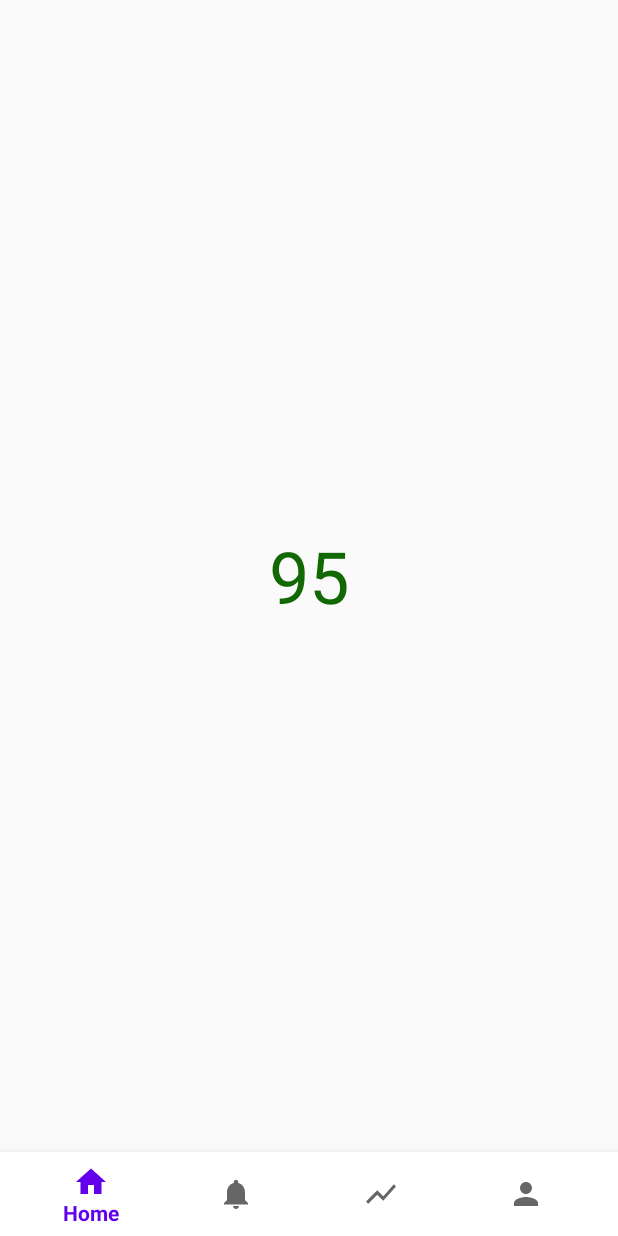
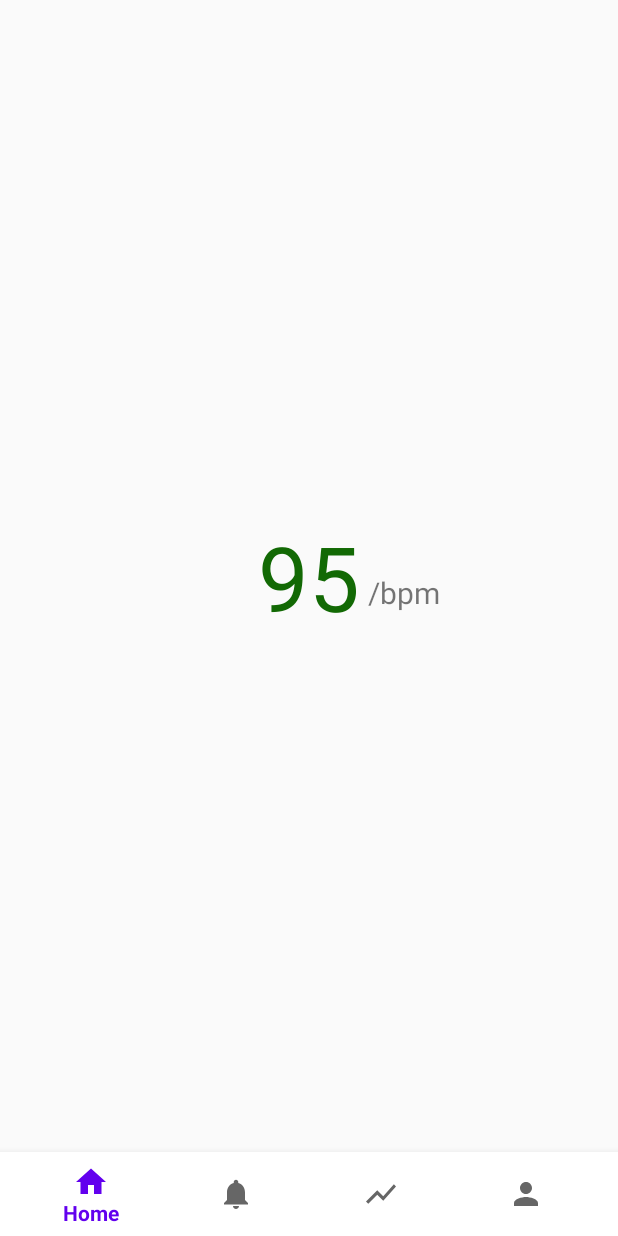
Before and after one commit to norawennerstrom/PupPulse, an Android app: the screen it shows after launch (MainActivity), on a phone screen of 412 x 824 dp. Run offline under Robolectric (Android 15) with nearby library versions, the phone set to English and light mode, and no system bars; libraries missing offline, so code that uses them is left out: com.github.mikephil.charting.

Commit message:
modified HomeFragment.java and colors.xml

```diff
--- a/app/src/main/res/layout/fragment_home.xml
+++ b/app/src/main/res/layout/fragment_home.xml
@@ -1,6 +1,8 @@
 <?xml version="1.0" encoding="utf-8"?>
-<RelativeLayout xmlns:android="http://schemas.android.com/apk/res/android"
+<androidx.constraintlayout.widget.ConstraintLayout xmlns:android="http://schemas.android.com/apk/res/android"
+    xmlns:app="http://schemas.android.com/apk/res-auto"
     xmlns:tools="http://schemas.android.com/tools"
+    android:id="@+id/relativeLayout"
     android:layout_width="match_parent"
     android:layout_height="match_parent"
     tools:context=".HomeFragment">
@@ -11,6 +13,22 @@
         android:layout_height="wrap_content"
         android:layout_centerInParent="true"
         android:text="@string/noPulseInput"
-        android:textSize="48sp" />
+        android:textSize="60sp"
+        app:layout_constraintBottom_toBottomOf="parent"
+        app:layout_constraintEnd_toEndOf="parent"
+        app:layout_constraintStart_toStartOf="parent"
+        app:layout_constraintTop_toTopOf="parent" />
 
-    </RelativeLayout>
+    <TextView
+        android:id="@+id/bpm"
+        android:layout_width="wrap_content"
+        android:layout_height="wrap_content"
+        android:padding="5dp"
+        android:text="@string/bpm"
+        android:textSize="20sp"
+        app:layout_constraintBottom_toBottomOf="@+id/currentPulse"
+        app:layout_constraintStart_toEndOf="@+id/currentPulse"
+        app:layout_constraintTop_toTopOf="@+id/currentPulse"
+        app:layout_constraintVertical_bias="0.75" />
+
+</androidx.constraintlayout.widget.ConstraintLayout>
--- a/app/src/main/res/layout/fragment_profile.xml
+++ b/app/src/main/res/layout/fragment_profile.xml
@@ -5,7 +5,7 @@
     android:id="@+id/relativeLayout"
     android:layout_width="match_parent"
     android:layout_height="match_parent"
-    tools:context=".ProfileActivity">
+    tools:context=".profileFragment">
 
     <androidx.constraintlayout.widget.ConstraintLayout
         android:id="@+id/constraintLayout"
--- a/app/src/main/res/values/strings.xml
+++ b/app/src/main/res/values/strings.xml
@@ -17,4 +17,5 @@
     <string name="your_name">Your name</string>
     <string name="your_dog_s_name">Your dog\'s name</string>
     <string name="your_dog_s_age">Your dog\'s age</string>
+    <string name="bpm">/bpm</string>
 </resources>
```
Also changed, not shown: 1 other file.
